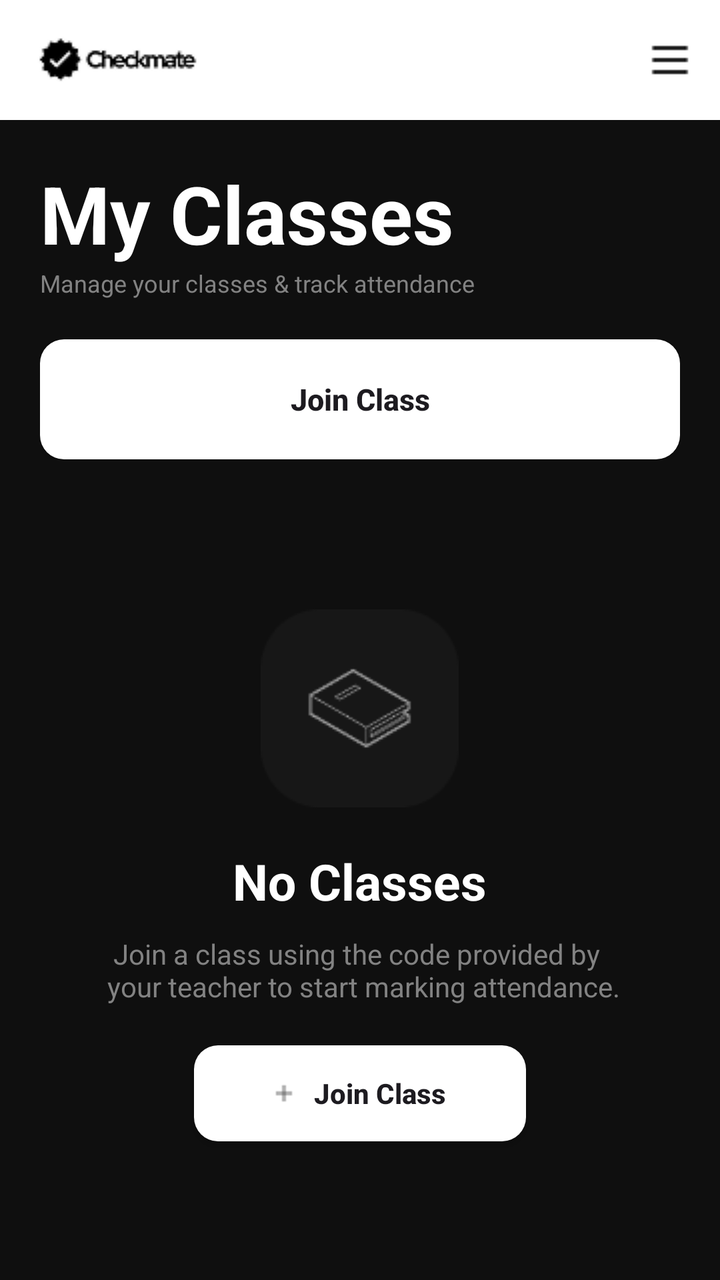
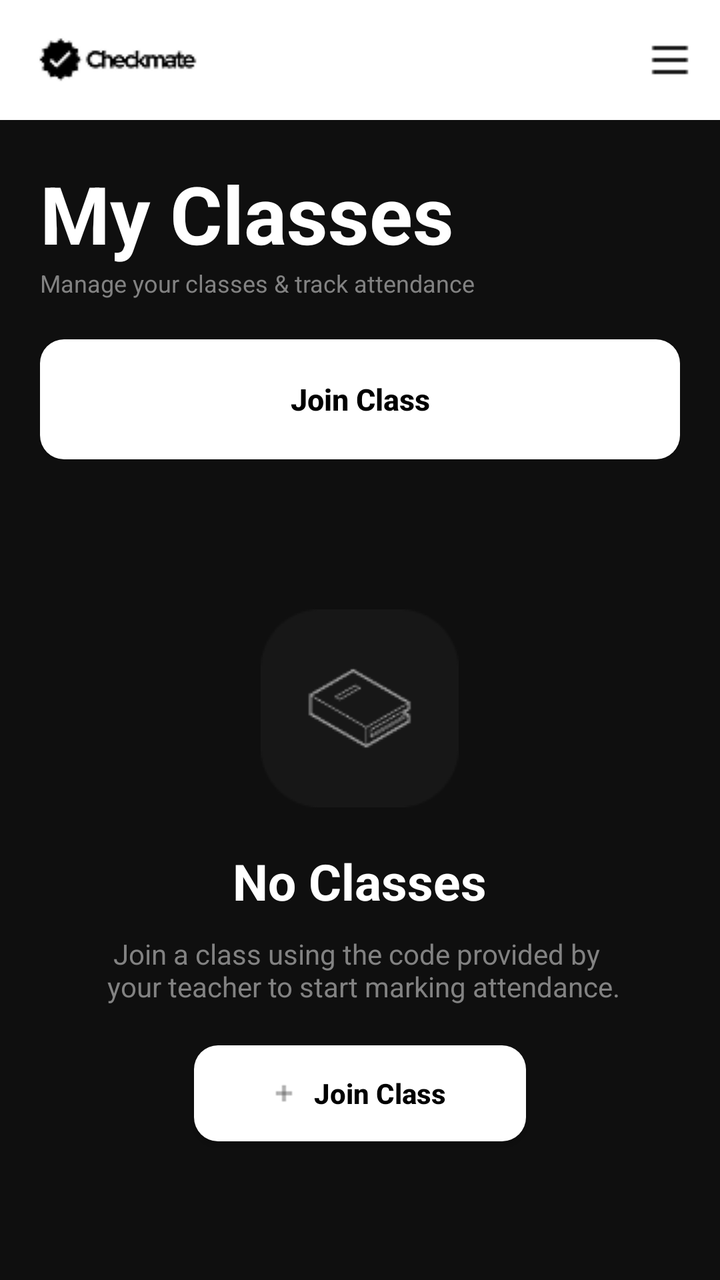

An Android layout rendered at two revisions. The XML below is the earlier revision; the diff shows what the commit changed to produce the second picture.
<!-- AndroidManifest.xml: application theme Theme.AuthTest -->
<!-- res/layout/activity_student_home.xml -->
<?xml version="1.0" encoding="utf-8"?>
<androidx.drawerlayout.widget.DrawerLayout xmlns:android="http://schemas.android.com/apk/res/android"
    xmlns:app="http://schemas.android.com/apk/res-auto"
    xmlns:tools="http://schemas.android.com/tools"
    android:id="@+id/main"
    android:layout_width="match_parent"
    android:layout_height="match_parent"
    android:orientation="vertical"
    android:background="#0F0F0F"
    android:fitsSystemWindows="true"
    tools:context=".StudentHome">

    <LinearLayout
        android:layout_width="match_parent"
        android:layout_height="match_parent"
        android:orientation="vertical" >

        <RelativeLayout
            android:layout_width="match_parent"
            android:layout_height="wrap_content"
            android:minHeight="60dp"
            android:background="#FFFFFF">

            <ImageView
                android:id="@+id/header_logo"
                android:contentDescription="header_logo"
                android:layout_width="wrap_content"
                android:layout_height="wrap_content"
                android:src="@drawable/header_logo"
                android:layout_alignParentStart="true"
                android:layout_centerVertical="true"
                android:layout_marginLeft="15dp" />

            <ImageView
                android:id="@+id/hamburger_icon"
                android:contentDescription="hamburger_icon"
                android:src="@drawable/hamburger_icon"
                android:layout_width="wrap_content"
                android:layout_height="wrap_content"
                android:layout_alignParentEnd="true"
                android:layout_centerVertical="true"
                android:layout_marginRight="15dp" />

        </RelativeLayout>

        <LinearLayout
            android:layout_width="match_parent"
            android:layout_height="wrap_content"
            android:orientation="vertical"
            android:padding="20dp" >

            <TextView
                android:text="My Classes"
                android:textColor="#FFFFFF"
                android:textStyle="bold"
                android:textSize="40sp"
                android:layout_width="wrap_content"
                android:layout_height="wrap_content" />

            <TextView
                android:text="Manage your classes &amp; track attendance"
                android:textColor="#828282"
                android:textSize="12sp"
                android:layout_width="wrap_content"
                android:layout_height="wrap_content" />

        </LinearLayout>

        <LinearLayout
            android:layout_width="match_parent"
            android:layout_height="60dp"
            android:paddingStart="20dp"
            android:paddingEnd="20dp"
            android:layout_marginBottom="15dp" >

            <androidx.appcompat.widget.AppCompatButton
                android:id="@+id/joinClassButton"
                android:text="Join Class"
                android:textAllCaps="false"
                android:background="@drawable/buttons_corner_radius"
                android:textStyle="bold"
                android:textSize="15sp"
                android:layout_width="match_parent"
                android:layout_height="60dp" />

        </LinearLayout>

        <LinearLayout
            android:id="@+id/searchBarContainer"
            android:layout_width="match_parent"
            android:layout_height="60dp"
            android:orientation="horizontal"
            android:layout_marginStart="20dp"
            android:layout_marginEnd="20dp"
            android:layout_marginBottom="15dp"
            android:paddingHorizontal="4dp"
            android:paddingVertical="8dp"
            android:gravity="center_vertical"
            android:background="@drawable/rounded_search_bg"
            android:visibility="gone">

            <ImageView
                android:layout_width="24dp"
                android:layout_height="24dp"
                android:src="@drawable/ic_search"
                android:contentDescription="Search"
                android:layout_marginStart="12dp"
                app:tint="#828282" />

            <EditText
                android:id="@+id/classSearchBar"
                android:layout_width="0dp"
                android:layout_height="48dp"
                android:layout_weight="1"
                android:background="@android:color/transparent"
                android:hint="Search by class name..."
                android:textColorHint="#828282"
                android:textColor="#FFFFFF"
                android:textSize="14sp"
                android:paddingStart="12dp"
                android:paddingEnd="12dp"
                android:inputType="text"
                android:imeOptions="actionSearch"
                android:maxLines="1" />

            <ImageView
                android:id="@+id/clearSearchButton"
                android:layout_width="24dp"
                android:layout_height="24dp"
                android:src="@drawable/ic_close"
                android:contentDescription="Clear search"
                android:layout_marginEnd="12dp"
                app:tint="#828282"
                android:visibility="gone" />

        </LinearLayout>

        <FrameLayout
            android:layout_width="match_parent"
            android:layout_height="0dp"
            android:layout_weight="1">

            <androidx.recyclerview.widget.RecyclerView
                android:id="@+id/classesRecyclerView"
                android:layout_width="match_parent"
                android:layout_height="match_parent"
                android:visibility="gone" />

            <LinearLayout
                android:id="@+id/emptyStateLayout"
                android:layout_width="match_parent"
                android:layout_height="match_parent"
                android:gravity="center_horizontal"
                android:orientation="vertical"
                android:padding="20dp" >

                <ImageView
                    android:layout_width="wrap_content"
                    android:layout_height="wrap_content"
                    android:layout_marginTop="40dp"
                    android:layout_marginBottom="20dp"
                    android:src="@drawable/no_classes_image" />

                <TextView
                    android:id="@+id/no_classes"
                    android:layout_width="wrap_content"
                    android:layout_height="wrap_content"
                    android:layout_marginBottom="10dp"
                    android:text="No Classes"
                    android:textColor="#FFFFFF"
                    android:textSize="25dp"
                    android:textStyle="bold" />

                <TextView
                    android:layout_width="wrap_content"
                    android:layout_height="wrap_content"
                    android:layout_marginBottom="20dp"
                    android:text="Join a class using the code provided by \n your teacher to start marking attendance."
                    android:textAlignment="center"
                    android:textColor="#828282" />

                <androidx.appcompat.widget.AppCompatButton
                    android:id="@+id/ctaButton"
                    android:layout_width="wrap_content"
                    android:layout_height="wrap_content"
                    android:background="@drawable/buttons_corner_radius"
                    android:drawableStart="@drawable/plus"
                    android:drawablePadding="10dp"
                    android:paddingStart="40dp"
                    android:paddingTop="10dp"
                    android:paddingEnd="40dp"
                    android:paddingBottom="10dp"
                    android:text="Join Class"
                    android:textAllCaps="false"
                    android:textStyle="bold" />
            </LinearLayout>

        </FrameLayout>

    </LinearLayout>

    <com.google.android.material.navigation.NavigationView
        android:id="@+id/navigation_view"
        android:layout_width="280dp"
        android:layout_height="match_parent"
        android:layout_gravity="start"
        android:fitsSystemWindows="true"
        android:background="#1A1A1A"
        app:menu="@menu/menu_drawer"
        app:headerLayout="@layout/drawer_header"
        app:itemTextColor="@color/menu_item_color"
        app:itemIconTint="@color/menu_item_color" />

</androidx.drawerlayout.widget.DrawerLayout>
<!-- res/layout/drawer_header.xml (included above) -->
<?xml version="1.0" encoding="utf-8"?>
<LinearLayout xmlns:android="http://schemas.android.com/apk/res/android"
    android:layout_width="match_parent"
    android:layout_height="200dp"
    android:orientation="vertical"
    android:gravity="bottom"
    android:padding="20dp"
    android:background="#0F0F0F">

    <ImageView
        android:id="@+id/drawer_user_avatar"
        android:layout_width="60dp"
        android:layout_height="60dp"
        android:src="@drawable/default_avatar"
        android:contentDescription="user_avatar"
        android:layout_marginBottom="15dp" />

    <TextView
        android:id="@+id/drawer_user_name"
        android:layout_width="wrap_content"
        android:layout_height="wrap_content"
        android:text="User Name"
        android:textColor="#FFFFFF"
        android:textSize="24sp"
        android:textStyle="bold" />

    <TextView
        android:id="@+id/drawer_user_email"
        android:layout_width="wrap_content"
        android:layout_height="wrap_content"
        android:text="user@example.com"
        android:textColor="#828282"
        android:textSize="12sp" />

</LinearLayout>
<!-- resources referenced by this layout -->
<resources>
  <!-- drawable buttons_corner_radius (drawable) -->
  <shape xmlns:android="http://schemas.android.com/apk/res/android" android:shape="rectangle">
      <solid android:color="#FFFFFF"/>
      <corners android:radius="12dp"/>
  </shape>
  <!-- drawable default_avatar (drawable) -->
  <?xml version="1.0" encoding="utf-8"?>
  <vector xmlns:android="http://schemas.android.com/apk/res/android"
      android:width="24dp"
      android:height="24dp"
      android:viewportWidth="24"
      android:viewportHeight="24">
      <path
          android:fillColor="#FFFFFF"
          android:pathData="M12,12c2.21,0 4,-1.79 4,-4s-1.79,-4 -4,-4 -4,1.79 -4,4 1.79,4 4,4zm0,2c-2.67,0 -8,1.34 -8,4v2h16v-2c0,-2.66 -5.33,-4 -8,-4z" />
  </vector>
  <!-- drawable hamburger_icon: png bitmap (drawable, 177 bytes) -->
  <!-- drawable header_logo: png bitmap (drawable, 1337 bytes) -->
  <!-- drawable ic_close (drawable) -->
  <vector xmlns:android="http://schemas.android.com/apk/res/android"
      android:width="24dp"
      android:height="24dp"
      android:viewportWidth="24"
      android:viewportHeight="24">
      <path
          android:fillColor="#828282"
          android:pathData="M19,6.41L17.59,5 12,10.59 6.41,5 5,6.41 10.59,12 5,17.59 6.41,19 12,13.41 17.59,19 19,17.59 13.41,12 19,6.41z" />
  </vector>
  <!-- drawable ic_search (drawable) -->
  <?xml version="1.0" encoding="utf-8"?>
  <vector xmlns:android="http://schemas.android.com/apk/res/android"
      android:width="24dp"
      android:height="24dp"
      android:viewportWidth="24"
      android:viewportHeight="24">
      <path
          android:fillColor="#828282"
          android:pathData="M15.5,14h-0.79l-0.28,-0.27C15.41,12.59 16,11.11 16,9.5 C16,5.91 13.09,3 9.5,3 C5.91,3 3,5.91 3,9.5 C3,13.09 5.91,16 9.5,16 c1.61,0 3.09,-0.59 4.23,-1.57l0.27,0.28 v0.79l5,4.99L20.49,19 L15.5,14zM9.5,14C7.01,14 5,11.99 5,9.5 C5,7.01 7.01,5 9.5,5 C11.99,5 14,7.01 14,9.5 C14,11.99 11.99,14 9.5,14z" />
  </vector>
  <!-- drawable no_classes_image: png bitmap (drawable, 3178 bytes) -->
  <!-- drawable plus: png bitmap (drawable, 185 bytes) -->
  <!-- drawable rounded_search_bg (drawable) -->
  <?xml version="1.0" encoding="utf-8"?>
  <shape xmlns:android="http://schemas.android.com/apk/res/android">
      <solid android:color="#2C2C2C" />
      <corners android:radius="12dp" />
  </shape>
  <style name="Theme.AuthTest" parent="Base.Theme.AuthTest" />
  <style name="Base.Theme.AuthTest" parent="Theme.Material3.DayNight.NoActionBar">
          
          
      </style>
</resources>

<!-- the commit's change to res/layout/activity_student_home.xml (unified diff, before → after) -->
@@ -80,6 +80,7 @@
                 android:background="@drawable/buttons_corner_radius"
                 android:textStyle="bold"
                 android:textSize="15sp"
+                android:textColor="#000000"
                 android:layout_width="match_parent"
                 android:layout_height="60dp" />
 
@@ -191,6 +192,7 @@
                     android:paddingEnd="40dp"
                     android:paddingBottom="10dp"
                     android:text="Join Class"
+                    android:textColor="#000000"
                     android:textAllCaps="false"
                     android:textStyle="bold" />
             </LinearLayout>
